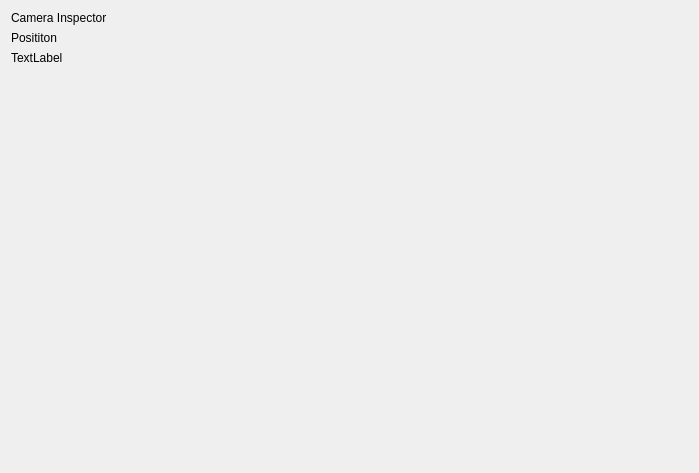
Before: the Qt Designer form ui/views/camerainspector/camerainspectorview.ui in mzedd/tool210, drawn with Qt 5.
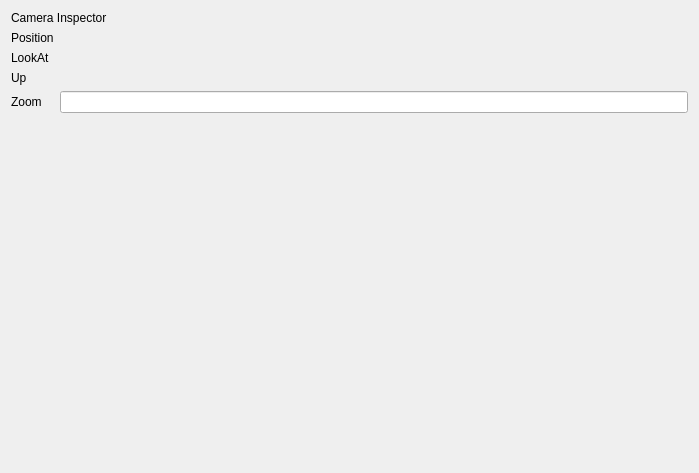
After: the same form once the commit is applied. Custom widgets are drawn as their Qt base class.

Commit message: ui is now right

What changed in the file:
```diff
--- a/ui/views/camerainspector/camerainspectorview.ui
+++ b/ui/views/camerainspector/camerainspectorview.ui
@@ -26,22 +26,42 @@
      <item row="0" column="0">
       <widget class="QLabel" name="label_2">
        <property name="text">
-        <string>Posititon</string>
-       </property>
-      </widget>
-     </item>
-     <item row="1" column="0">
-      <widget class="QLabel" name="label_3">
-       <property name="text">
-        <string>TextLabel</string>
+        <string>Position</string>
        </property>
       </widget>
      </item>
      <item row="0" column="1">
-      <widget class="PointView" name="widget" native="true"/>
+      <widget class="PointView" name="positionWidget" native="true"/>
+     </item>
+     <item row="1" column="0">
+      <widget class="QLabel" name="lookAtLabel">
+       <property name="text">
+        <string>LookAt</string>
+       </property>
+      </widget>
      </item>
      <item row="1" column="1">
-      <widget class="PointView" name="widget_2" native="true"/>
+      <widget class="PointView" name="lookAtWidget" native="true"/>
+     </item>
+     <item row="2" column="0">
+      <widget class="QLabel" name="upLabel">
+       <property name="text">
+        <string>Up</string>
+       </property>
+      </widget>
+     </item>
+     <item row="2" column="1">
+      <widget class="PointView" name="upWidget" native="true"/>
+     </item>
+     <item row="3" column="0">
+      <widget class="QLabel" name="zoomLabel">
+       <property name="text">
+        <string>Zoom</string>
+       </property>
+      </widget>
+     </item>
+     <item row="3" column="1">
+      <widget class="QLineEdit" name="zoomLineEdit"/>
      </item>
     </layout>
    </item>
```
Left out of the diff: 2 changed lines with no effect on the pictures. The commit also changes 1 other file.
